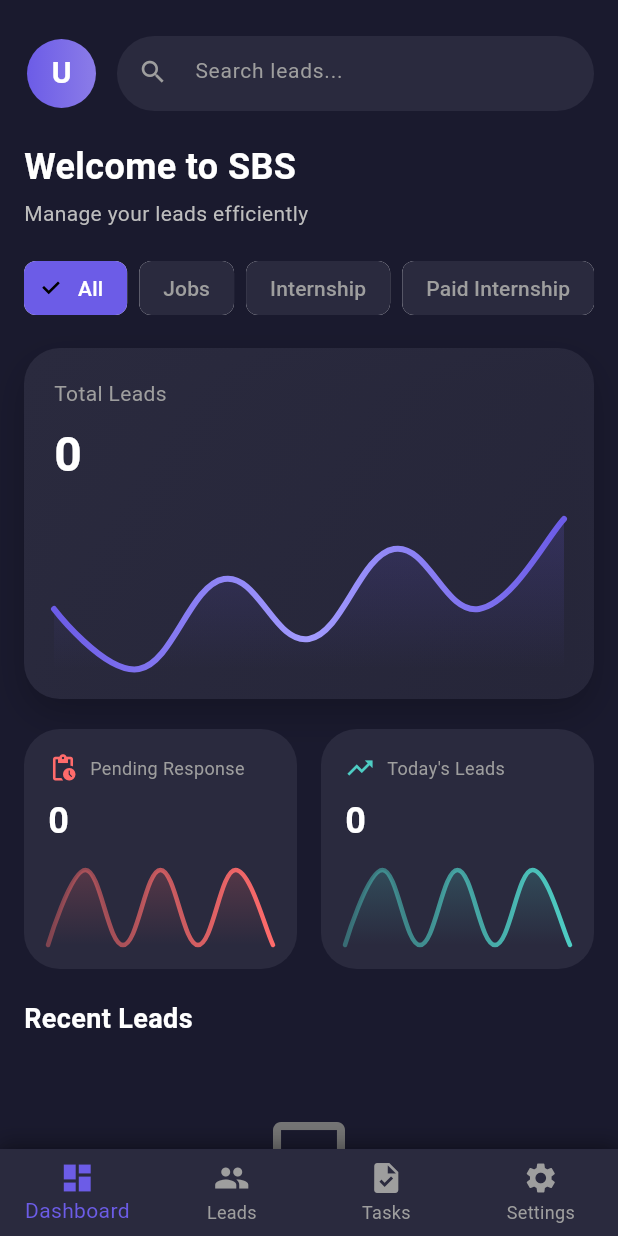
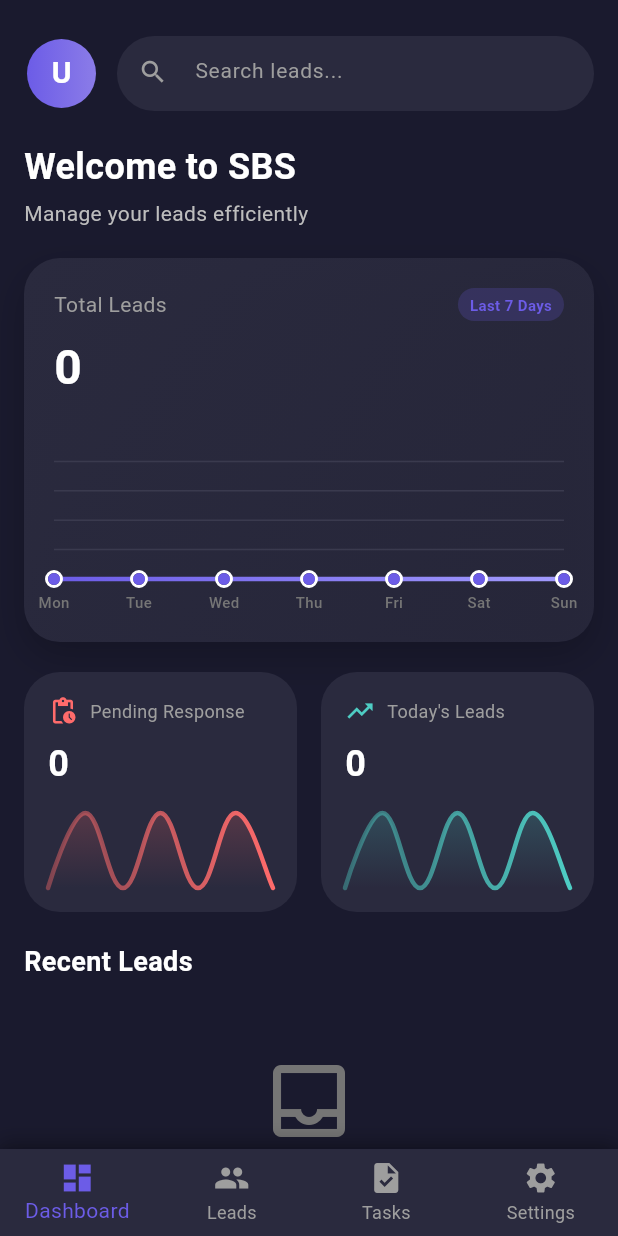
Before and after one commit to Blue55berry/mobile-application-task, a Flutter app: the DashboardScreen screen opened by its route, on a phone screen of 412 x 824 dp. Run offline on Flutter 3.47's test engine with Material 3 defaults, Android fonts, the phone set to English and light mode, and no system bars; drawn by our look-alikes of fl_chart; our stand-ins replace cached_network_image, cloud_firestore, firebase_auth, firebase_core, google_sign_in, permission_handler and 2 more; missing offline and left inert: flutter_phone_direct_caller, phone_state; accounts and stored records are empty.

Commit message:
FIX : Fix the dashboard graph desgin

```diff
--- a/lib/screens/dashboard_screen.dart
+++ b/lib/screens/dashboard_screen.dart
@@ -20,8 +20,6 @@
 class DashboardScreenState extends State<DashboardScreen> {
   final int _currentIndex = 0;
   final TextEditingController _searchController = TextEditingController();
-
-  String _selectedCategory = 'all';
   String _searchQuery = '';
 
   @override
@@ -60,8 +58,6 @@
                   const SizedBox(height: 10),
                   _buildSearchResults(recentLeads),
                 ],
-                const SizedBox(height: 20),
-                _buildCategoryTabs(),
                 const SizedBox(height: 20),
                 _buildTotalLeadsCard(recentLeads),
                 const SizedBox(height: 20),
@@ -259,7 +255,6 @@
                                 color: Colors.white,
                                 fontSize: 24,
                                 fontWeight: FontWeight.bold,
-
                               ),
                             ),
                           ],
@@ -445,42 +440,12 @@
     );
   }
 
-  Widget _buildCategoryTabs() {
-    return SizedBox(
-      height: 40,
-      child: ListView(
-        scrollDirection: Axis.horizontal,
-        children: [
-          _buildCategoryChip('All', 'all'),
-          _buildCategoryChip('Jobs', 'jobs'),
-          _buildCategoryChip('Internship', 'internship'),
-          _buildCategoryChip('Paid Internship', 'paid_internship'),
-        ],
-      ),
-    );
-  }
+  Widget _buildTotalLeadsCard(List<Lead> recentLeads) {
+    final leadTrend = _calculateLeadTrend(recentLeads);
+    final maxLeadsInDay = leadTrend.isEmpty
+        ? 1.0
+        : leadTrend.map((s) => s.y).reduce((a, b) => a > b ? a : b);
 
-  Widget _buildCategoryChip(String label, String value) {
-    final isSelected = _selectedCategory == value;
-    return Padding(
-      padding: const EdgeInsets.only(right: 8),
-      child: FilterChip(
-        label: Text(label),
-        selected: isSelected,
-        onSelected: (bool selected) {
-          setState(() {
-            _selectedCategory = value;
-          });
-        },
-        backgroundColor: const Color(0xFF2A2A3E),
-        selectedColor: const Color(0xFF6C5CE7),
-        side: BorderSide.none,
-        labelStyle: TextStyle(color: isSelected ? Colors.white : Colors.grey),
-      ),
-    );
-  }
-
-  Widget _buildTotalLeadsCard(List<Lead> recentLeads) {
     return Container(
       padding: const EdgeInsets.all(20),
       decoration: BoxDecoration(
@@ -504,12 +469,27 @@
       child: Column(
         crossAxisAlignment: CrossAxisAlignment.start,
         children: [
-          const Row(
+          Row(
             mainAxisAlignment: MainAxisAlignment.spaceBetween,
             children: [
-              Text(
+              const Text(
                 'Total Leads',
                 style: TextStyle(color: Colors.grey, fontSize: 14),
+              ),
+              Container(
+                padding: const EdgeInsets.symmetric(horizontal: 8, vertical: 4),
+                decoration: BoxDecoration(
+                  color: const Color(0xFF6C5CE7).withValues(alpha: 0.2),
+                  borderRadius: BorderRadius.circular(12),
+                ),
+                child: const Text(
+                  'Last 7 Days',
+                  style: TextStyle(
+                    color: Color(0xFF6C5CE7),
+                    fontSize: 10,
+                    fontWeight: FontWeight.bold,
+                  ),
+                ),
               ),
             ],
           ),
@@ -524,41 +504,148 @@
           ),
           const SizedBox(height: 20),
           SizedBox(
-            height: 100,
+            height: 120,
             child: LineChart(
               LineChartData(
-                gridData: const FlGridData(show: false),
-                titlesData: const FlTitlesData(show: false),
+                gridData: FlGridData(
+                  show: true,
+                  drawVerticalLine: false,
+                  horizontalInterval: maxLeadsInDay > 0 ? maxLeadsInDay / 3 : 1,
+                  getDrawingHorizontalLine: (value) {
+                    return FlLine(
+                      color: const Color(0xFF3A3A4E),
+                      strokeWidth: 1,
+                    );
+                  },
+                ),
+                titlesData: FlTitlesData(
+                  show: true,
+                  bottomTitles: AxisTitles(
+                    sideTitles: SideTitles(
+                      showTitles: true,
+                      interval: 1,
+                      getTitlesWidget: (value, meta) {
+                        const days = [
+                          'Mon',
+                          'Tue',
+                          'Wed',
+                          'Thu',
+                          'Fri',
+                          'Sat',
+                          'Sun',
+                        ];
+                        final index = value.toInt();
+                        if (index >= 0 && index < days.length) {
+                          return Padding(
+                            padding: const EdgeInsets.only(top: 8.0),
+                            child: Text(
+                              days[index],
+                              style: TextStyle(
+                                color: Colors.grey[600],
+                                fontSize: 10,
+                                fontWeight: FontWeight.w500,
+                              ),
+                            ),
+                          );
+                        }
+                        return const SizedBox.shrink();
+                      },
+                    ),
+                  ),
+                  leftTitles: const AxisTitles(
+                    sideTitles: SideTitles(showTitles: false),
+                  ),
+                  rightTitles: const AxisTitles(
+                    sideTitles: SideTitles(showTitles: false),
+                  ),
+                  topTitles: const AxisTitles(
+                    sideTitles: SideTitles(showTitles: false),
+                  ),
+                ),
                 borderData: FlBorderData(show: false),
+                lineTouchData: LineTouchData(
+                  enabled: true,
+                  touchTooltipData: LineTouchTooltipData(
+                    getTooltipColor: (touchedSpot) => const Color(0xFF6C5CE7),
+                    tooltipRoundedRadius: 8,
+                    tooltipPadding: const EdgeInsets.symmetric(
+                      horizontal: 12,
+                      vertical: 8,
+                    ),
+                    getTooltipItems: (touchedSpots) {
+                      return touchedSpots.map((spot) {
+                        const days = [
+                          'Mon',
+                          'Tue',
+                          'Wed',
+                          'Thu',
+                          'Fri',
+                          'Sat',
+                          'Sun',
+                        ];
+                        final dayName = days[spot.x.toInt() % 7];
+                        return LineTooltipItem(
+                          '$dayName\n${spot.y.toInt()} lead${spot.y.toInt() == 1 ? '' : 's'}',
+                          const TextStyle(
+                            color: Colors.white,
+                            fontWeight: FontWeight.bold,
+                            fontSize: 12,
+                          ),
+                        );
+                      }).toList();
+                    },
+                  ),
+                  touchCallback:
+                      (FlTouchEvent event, LineTouchResponse? response) {
+                        // Optional: Add haptic feedback on touch
+                      },
+                  handleBuiltInTouches: true,
+                ),
+                minY: 0,
+                maxY: maxLeadsInDay > 0 ? maxLeadsInDay + 1 : 5,
                 lineBarsData: [
                   LineChartBarData(
-                    spots: _getSpots(),
+                    spots: leadTrend,
                     isCurved: true,
-                    curveSmoothness: 0.4,
+                    curveSmoothness: 0.35,
+                    preventCurveOverShooting: true,
                     gradient: const LinearGradient(
-                      colors: [
-                        Color(0xFF6C5CE7),
-                        Color(0xFFA29BFE),
-                        Color(0xFF6C5CE7),
-                      ],
+                      colors: [Color(0xFF6C5CE7), Color(0xFFA29BFE)],
                     ),
-                    barWidth: 4,
+                    barWidth: 3,
                     isStrokeCapRound: true,
-                    dotData: const FlDotData(show: false),
+                    dotData: FlDotData(
+                      show: true,
+                      getDotPainter: (spot, percent, barData, index) {
+                        return FlDotCirclePainter(
+                          radius: 4,
+                          color: const Color(0xFF6C5CE7),
+                          strokeWidth: 2,
+                          strokeColor: Colors.white,
+                        );
+                      },
+                    ),
                     belowBarData: BarAreaData(
                       show: true,
                       gradient: LinearGradient(
                         colors: [
-                          const Color(0xFF6C5CE7).withValues(alpha: 0.2),
-                          const Color(0xFF6C5CE7).withValues(alpha: 0.0),
+                          const Color(0xFF6C5CE7).withValues(alpha: 0.3),
+                          const Color(0xFF6C5CE7).withValues(alpha: 0.05),
                         ],
                         begin: Alignment.topCenter,
                         end: Alignment.bottomCenter,
                       ),
                     ),
+                    shadow: const Shadow(
+                      color: Color(0xFF6C5CE7),
+                      offset: Offset(0, 2),
+                      blurRadius: 8,
+                    ),
                   ),
                 ],
               ),
+              duration: const Duration(milliseconds: 600),
+              curve: Curves.easeInOutCubic,
             ),
           ),
         ],
@@ -566,16 +653,40 @@
     );
   }
 
-  List<FlSpot> _getSpots() {
-    return [
-      const FlSpot(0, 3),
-      const FlSpot(1, 1),
-      const FlSpot(2, 4),
-      const FlSpot(3, 2),
-      const FlSpot(4, 5),
-      const FlSpot(5, 3),
-      const FlSpot(6, 6),
-    ];
+  List<FlSpot> _calculateLeadTrend(List<Lead> leads) {
+    final now = DateTime.now();
+
+    // Get the last 7 days starting from 6 days ago to today
+    final last7Days = List.generate(7, (i) {
+      final daysAgo = 6 - i;
+      return DateTime(
+        now.year,
+        now.month,
+        now.day,
+      ).subtract(Duration(days: daysAgo));
+    });
+
+    // Count leads for each day
+    final counts = last7Days.map((day) {
+      return leads
+          .where((lead) {
+            final leadDate = DateTime(
+              lead.createdAt.year,
+              lead.createdAt.month,
+              lead.createdAt.day,
+            );
+            return leadDate.year == day.year &&
+                leadDate.month == day.month &&
+                leadDate.day == day.day;
+          })
+          .length
+          .toDouble();
+    }).toList();
+
+    // Create FlSpot data points
+    return counts.asMap().entries.map((e) {
+      return FlSpot(e.key.toDouble(), e.value);
+    }).toList();
   }
 
   Widget _buildStatsRow({
@@ -608,11 +719,7 @@
   }
 
   Widget _buildRecentLeadsSection(List<Lead> recentLeads) {
-    var filteredLeads = _selectedCategory == 'all'
-        ? recentLeads
-        : recentLeads
-              .where((lead) => lead.category == _selectedCategory)
-              .toList();
+    var filteredLeads = recentLeads;
 
     if (_searchQuery.isNotEmpty) {
       filteredLeads = filteredLeads
```
Also changed, not shown: 1 other file.
